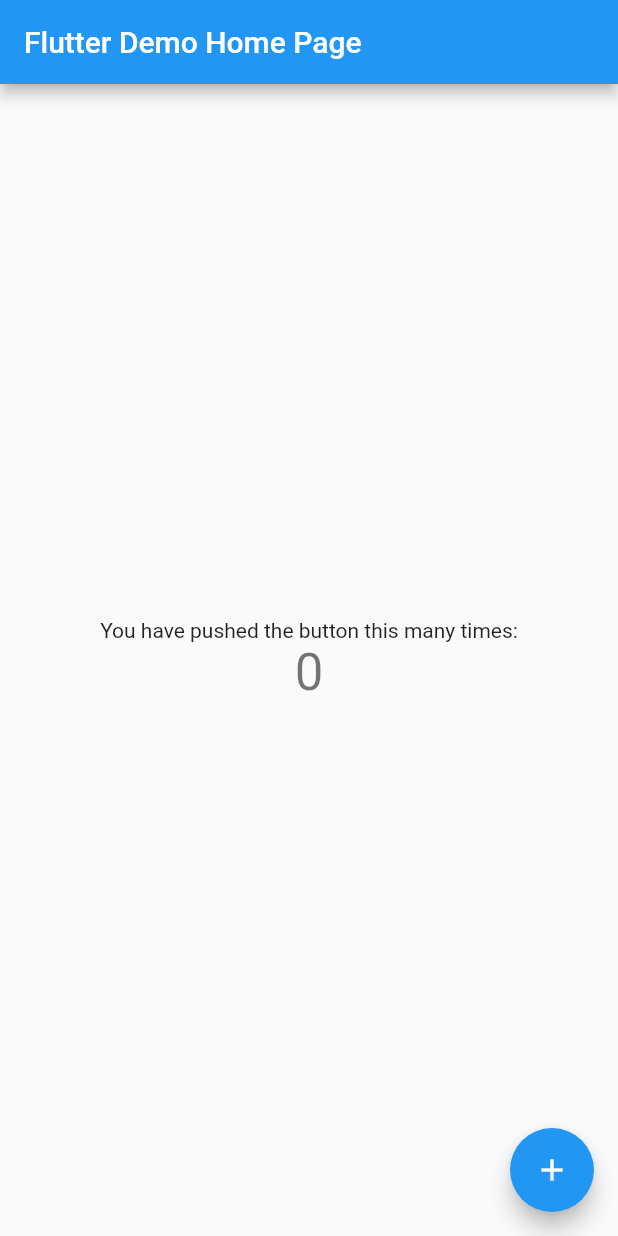
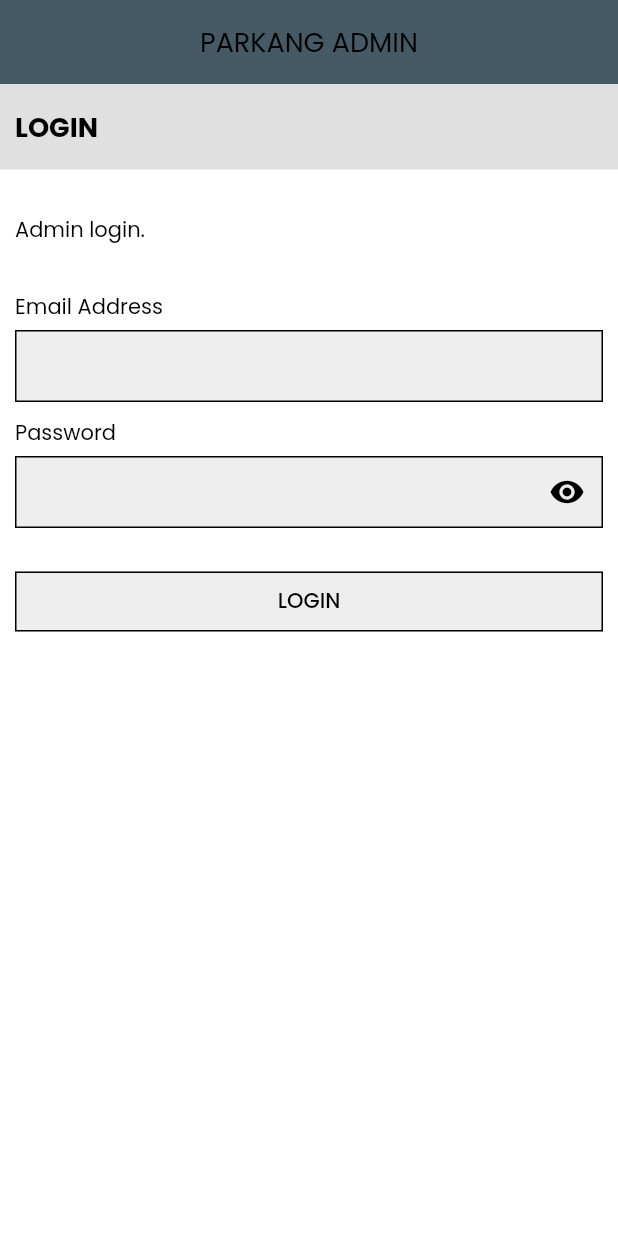
Before and after one commit to srfiryal/parkang_admin, a Flutter app: the screen it shows after launch, on a phone screen of 412 x 824 dp. Run offline on Flutter 3.47's test engine with Material 2 defaults, Android fonts, the phone set to English and light mode, and no system bars; our stand-ins replace google_fonts.

Commit message:
feat: [SF] login

```diff
--- a/lib/main.dart
+++ b/lib/main.dart
@@ -1,4 +1,6 @@
 import 'package:flutter/material.dart';
+import 'package:google_fonts/google_fonts.dart';
+import 'package:parkang_admin/view/login.dart';
 
 void main() {
   runApp(const MyApp());
@@ -7,109 +9,58 @@ void main() {
 class MyApp extends StatelessWidget {
   const MyApp({Key? key}) : super(key: key);
 
-  // This widget is the root of your application.
   @override
   Widget build(BuildContext context) {
     return MaterialApp(
-      title: 'Flutter Demo',
+      title: 'Parkang Admin',
       theme: ThemeData(
-        // This is the theme of your application.
-        //
-        // Try running your application with "flutter run". You'll see the
-        // application has a blue toolbar. Then, without quitting the app, try
-        // changing the primarySwatch below to Colors.green and then invoke
-        // "hot reload" (press "r" in the console where you ran "flutter run",
-        // or simply save your changes to "hot reload" in a Flutter IDE).
-        // Notice that the counter didn't reset back to zero; the application
-        // is not restarted.
-        primarySwatch: Colors.blue,
+        primaryColor: Colors.blueGrey.shade700,
+        primarySwatch: Colors.blueGrey,
+        textTheme: GoogleFonts.poppinsTextTheme(Theme.of(context).textTheme).apply(bodyColor: Colors.black, displayColor: Colors.black),
+        scaffoldBackgroundColor: Colors.white,
+        appBarTheme: AppBarTheme(
+          backgroundColor: Colors.blueGrey.shade700,
+          elevation: 0.0,
+          centerTitle: true,
+          titleTextStyle: GoogleFonts.poppins(color: Colors.black, fontSize: 18.0),
+        ),
+        inputDecorationTheme: InputDecorationTheme(
+          fillColor: Colors.grey.shade200,
+          filled: true,
+          contentPadding: const EdgeInsets.all(10.0),
+          focusedBorder: OutlineInputBorder(
+            borderRadius: BorderRadius.circular(0.0),
+            borderSide: const BorderSide(
+              color: Colors.black,
+              width: 1.0,
+            ),
+          ),
+          enabledBorder: OutlineInputBorder(
+            borderRadius: BorderRadius.circular(0.0),
+            borderSide: const BorderSide(
+              color: Colors.black,
+              width: 1.0,
+            ),
+          ),
+        ),
+        outlinedButtonTheme: OutlinedButtonThemeData(
+          style: OutlinedButton.styleFrom(
+            primary: Colors.black,
+            backgroundColor: Colors.grey.shade200,
+            elevation: 0.0,
+            minimumSize: const Size(double.infinity, 40.0),
+            side: const BorderSide(color: Colors.black, width: 1.0),
+            shape: RoundedRectangleBorder(
+              borderRadius: BorderRadius.circular(0.0),
+            ),
+            textStyle: GoogleFonts.poppins(
+              fontWeight: FontWeight.w500,
+              color: Colors.black,
+            ),
+          ),
+        ),
       ),
-      home: const MyHomePage(title: 'Flutter Demo Home Page'),
+      home: const Login(),
     );
   }
 }
-
-class MyHomePage extends StatefulWidget {
-  const MyHomePage({Key? key, required this.title}) : super(key: key);
-
-  // This widget is the home page of your application. It is stateful, meaning
-  // that it has a State object (defined below) that contains fields that affect
-  // how it looks.
-
-  // This class is the configuration for the state. It holds the values (in this
-  // case the title) provided by the parent (in this case the App widget) and
-  // used by the build method of the State. Fields in a Widget subclass are
-  // always marked "final".
-
-  final String title;
-
-  @override
-  State<MyHomePage> createState() => _MyHomePageState();
-}
-
-class _MyHomePageState extends State<MyHomePage> {
-  int _counter = 0;
-
-  void _incrementCounter() {
-    setState(() {
-      // This call to setState tells the Flutter framework that something has
-      // changed in this State, which causes it to rerun the build method below
-      // so that the display can reflect the updated values. If we changed
-      // _counter without calling setState(), then the build method would not be
-      // called again, and so nothing would appear to happen.
-      _counter++;
-    });
-  }
-
-  @override
-  Widget build(BuildContext context) {
-    // This method is rerun every time setState is called, for instance as done
-    // by the _incrementCounter method above.
-    //
-    // The Flutter framework has been optimized to make rerunning build methods
-    // fast, so that you can just rebuild anything that needs updating rather
-    // than having to individually change instances of widgets.
-    return Scaffold(
-      appBar: AppBar(
-        // Here we take the value from the MyHomePage object that was created by
-        // the App.build method, and use it to set our appbar title.
-        title: Text(widget.title),
-      ),
-      body: Center(
-        // Center is a layout widget. It takes a single child and positions it
-        // in the middle of the parent.
-        child: Column(
-          // Column is also a layout widget. It takes a list of children and
-          // arranges them vertically. By default, it sizes itself to fit its
-          // children horizontally, and tries to be as tall as its parent.
-          //
-          // Invoke "debug painting" (press "p" in the console, choose the
-          // "Toggle Debug Paint" action from the Flutter Inspector in Android
-          // Studio, or the "Toggle Debug Paint" command in Visual Studio Code)
-          // to see the wireframe for each widget.
-          //
-          // Column has various properties to control how it sizes itself and
-          // how it positions its children. Here we use mainAxisAlignment to
-          // center the children vertically; the main axis here is the vertical
-          // axis because Columns are vertical (the cross axis would be
-          // horizontal).
-          mainAxisAlignment: MainAxisAlignment.center,
-          children: <Widget>[
-            const Text(
-              'You have pushed the button this many times:',
-            ),
-            Text(
-              '$_counter',
-              style: Theme.of(context).textTheme.headline4,
-            ),
-          ],
-        ),
-      ),
-      floatingActionButton: FloatingActionButton(
-        onPressed: _incrementCounter,
-        tooltip: 'Increment',
-        child: const Icon(Icons.add),
-      ), // This trailing comma makes auto-formatting nicer for build methods.
-    );
-  }
-}
--- /dev/null
+++ b/lib/shared/custom_password_field.dart
@@ -0,0 +1,47 @@
+import 'package:flutter/material.dart';
+import 'package:parkang_admin/shared/shared_code.dart';
+
+class CustomPasswordField extends StatefulWidget {
+  final String label;
+  final TextEditingController controller;
+
+  const CustomPasswordField({Key? key, required this.label, required this.controller}) : super(key: key);
+
+  @override
+  _CustomPasswordFieldState createState() => _CustomPasswordFieldState();
+}
+
+class _CustomPasswordFieldState extends State<CustomPasswordField> {
+  bool _isShowPassword = false;
+
+  @override
+  Widget build(BuildContext context) {
+    return Column(
+      crossAxisAlignment: CrossAxisAlignment.start,
+      children: [
+        Text(widget.label),
+        const SizedBox(height: 5.0),
+        TextFormField(
+            controller: widget.controller,
+            validator: SharedCode.passwordValidator,
+            obscureText: !_isShowPassword,
+            enableSuggestions: false,
+            autocorrect: false,
+            decoration: InputDecoration(
+              suffixIcon: GestureDetector(
+                onTap: () {
+                  setState(() {
+                    _isShowPassword = !_isShowPassword;
+                  });
+                },
+                child: Icon(
+                  _isShowPassword ? Icons.visibility_off : Icons.visibility,
+                  color: Colors.black,
+                ),
+              ),
+            )
+        ),
+      ],
+    );
+  }
+}
--- /dev/null
+++ b/lib/shared/custom_text_field.dart
@@ -0,0 +1,33 @@
+import 'package:flutter/material.dart';
+import 'package:parkang_admin/shared/shared_code.dart';
+
+class CustomTextField extends StatefulWidget {
+  final String label;
+  final TextEditingController controller;
+  final validator;
+
+  const CustomTextField({Key? key, required this.label, required this.controller, this.validator}) : super(key: key);
+
+  @override
+  State<CustomTextField> createState() => _CustomTextFieldState();
+}
+
+class _CustomTextFieldState extends State<CustomTextField> {
+  @override
+  Widget build(BuildContext context) {
+    dynamic validator = widget.validator;
+    validator ?? SharedCode.emptyValidator;
+
+    return Column(
+      crossAxisAlignment: CrossAxisAlignment.start,
+      children: [
+        Text(widget.label),
+        const SizedBox(height: 5.0),
+        TextFormField(
+          controller: widget.controller,
+          validator: validator,
+        ),
+      ],
+    );
+  }
+}
--- /dev/null
+++ b/lib/shared/shared_code.dart
@@ -0,0 +1,77 @@
+import 'package:google_fonts/google_fonts.dart';
+import 'package:intl/intl.dart';
+import 'package:flutter/material.dart';
+
+class SharedCode {
+  static final numberFormat = NumberFormat('#,##0');
+
+  static String? emptyValidator(value) {
+    return value.toString().trim().isEmpty ? 'Field can\'t be blank' : null;
+  }
+
+  static String? passwordValidator(value) {
+    return value.toString().length < 6 ? 'Password must be at least 6 characters' : null;
+  }
+
+  static String? emailValidator(value) {
+    bool emailValid = RegExp(r"^[a-zA-Z0-9.a-zA-Z0-9.!#$%&'*+-/=?^_`{|}~]+@[a-zA-Z0-9]+\.[a-zA-Z]+").hasMatch(value);
+    return !emailValid ? 'Invalid email' : null;
+  }
+
+  static void navigatorReplacement(BuildContext context, Widget widget) {
+    Navigator.pushReplacement(context, MaterialPageRoute(builder: (c) => widget));
+  }
+
+  static void navigatorPush(BuildContext context, Widget widget) {
+    Navigator.push(context, MaterialPageRoute(builder: (c) => widget));
+  }
+
+  static void navigatorPushAndRemoveUntil(BuildContext context, Widget widget) {
+    Navigator.pushAndRemoveUntil(context, MaterialPageRoute(builder: (context) =>
+    widget), (Route<dynamic> route) => false);
+  }
+
+  // static void showErrorDialog(BuildContext context, String title, String content) {
+  //   showDialog(
+  //       context: context,
+  //       builder: (context) {
+  //         return CustomErrorDialog(title: title, content: content);
+  //       });
+  // }
+
+  static void showConfirmationDialog(BuildContext context, String title, String message, VoidCallback onYesTap) {
+    AlertDialog alert = AlertDialog(
+      title: Text(title),
+      content: Text(message),
+      actions: [
+        TextButton(child: const Text('Tidak'), onPressed: () => Navigator.of(context).pop()),
+        TextButton(child: const Text('Ya'), onPressed: onYesTap)
+      ],
+    );
+
+    showDialog(
+      context: context,
+      builder: (BuildContext context) {
+        return alert;
+      },
+    );
+  }
+
+  static void showSnackBar(BuildContext context, String status, String content) {
+    Color color = Colors.green;
+    switch (status) {
+      case 'success':
+        color = Colors.green;
+        break;
+      case 'error':
+        color = Colors.red;
+        break;
+    }
+    SnackBar snackBar = SnackBar(
+      content: Text(content, style: GoogleFonts.poppins(color: Colors.white)),
+      backgroundColor: color,
+    );
+
+    ScaffoldMessenger.of(context).showSnackBar(snackBar);
+  }
+}
--- /dev/null
+++ b/lib/view/login.dart
@@ -0,0 +1,56 @@
+import 'package:flutter/material.dart';
+import 'package:parkang_admin/shared/custom_password_field.dart';
+import 'package:parkang_admin/shared/custom_text_field.dart';
+
+class Login extends StatefulWidget {
+  const Login({Key? key}) : super(key: key);
+
+  @override
+  _LoginState createState() => _LoginState();
+}
+
+class _LoginState extends State<Login> {
+  final TextEditingController _emailController = TextEditingController();
+  final TextEditingController _passwordController = TextEditingController();
+
+  @override
+  Widget build(BuildContext context) {
+    return _buildAllWidgets();
+  }
+
+  Widget _buildAllWidgets() {
+    return Scaffold(
+      appBar: AppBar(title: const Text('PARKANG ADMIN')),
+      body: SingleChildScrollView(
+        child: Column(
+          crossAxisAlignment: CrossAxisAlignment.start,
+          children: [
+            Container(
+              color: Colors.grey.shade300,
+              width: double.infinity,
+              padding: const EdgeInsets.symmetric(horizontal: 10.0, vertical: 15.0),
+              child: const Text('LOGIN', style: TextStyle(fontSize: 18.0, fontWeight: FontWeight.bold)),
+            ),
+            Padding(
+              padding: const EdgeInsets.all(10.0),
+              child: Column(
+                crossAxisAlignment: CrossAxisAlignment.start,
+                children: [
+                  const Padding(
+                    padding: EdgeInsets.only(top: 20.0, bottom: 30.0),
+                    child: Text('Admin login.'),
+                  ),
+                  CustomTextField(label: 'Email Address', controller: _emailController),
+                  const SizedBox(height: 10.0),
+                  CustomPasswordField(label: 'Password', controller: _passwordController),
+                  const SizedBox(height: 25.0),
+                  OutlinedButton(onPressed: () {}, child: const Text('LOGIN')),
+                ],
+              ),
+            )
+          ],
+        ),
+      ),
+    );
+  }
+}
--- a/pubspec.yaml
+++ b/pubspec.yaml
@@ -35,6 +35,7 @@ dependencies:
   # Use with the CupertinoIcons class for iOS style icons.
   cupertino_icons: ^1.0.2
   google_fonts: ^2.2.0
+  intl: ^0.17.0
 
 dev_dependencies:
   flutter_test:
```
Also changed, not shown: pubspec.lock, 5 other files.
